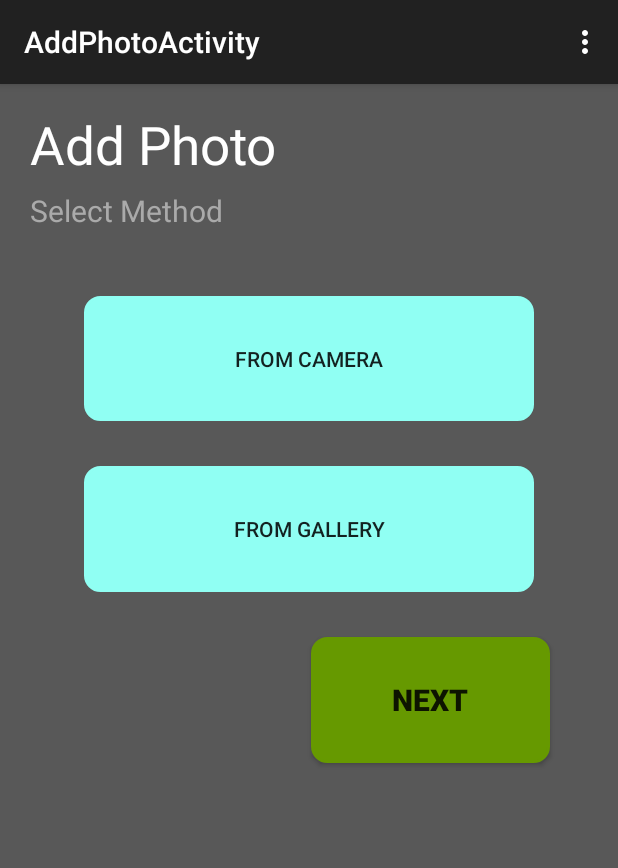
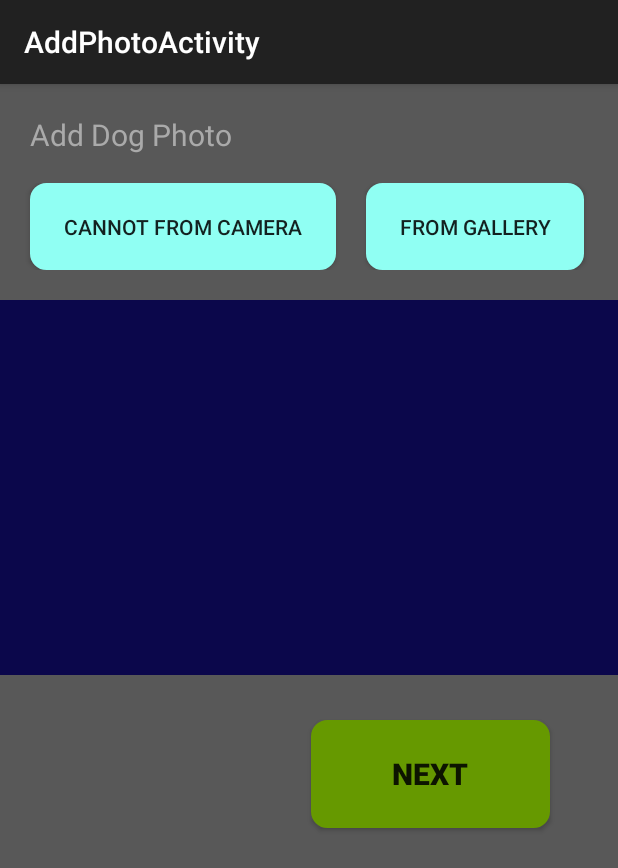
Before and after one commit to HasithaIroshanaDilshan/dogapp, an Android app: the AddPhoto screen opened directly, with no data from a screen before it, on a phone screen of 412 x 824 dp. Shown: the top 868 px of the screen. Run offline under Robolectric (Android 15) with nearby library versions, the light colour scheme and no system bars.

Commit message:
Camera Activity was Modified and good

```diff
--- a/DogApp/app/src/main/AndroidManifest.xml
+++ b/DogApp/app/src/main/AndroidManifest.xml
@@ -51,10 +51,6 @@
             android:name=".AddPhoto"
             android:label="@string/title_activity_add_photo" >
         </activity>
-        <activity
-            android:name=".PhotoIntentActivity"
-            android:label="@string/app_name">
-        </activity>
     </application>
 
 </manifest>
--- a/DogApp/app/src/main/java/lk/ac/pdn/ce/dogapp/AddPhoto.java
+++ b/DogApp/app/src/main/java/lk/ac/pdn/ce/dogapp/AddPhoto.java
@@ -1,51 +1,283 @@
 package lk.ac.pdn.ce.dogapp;
 
+import java.io.File;
+import java.io.IOException;
+import java.text.SimpleDateFormat;
+import java.util.Date;
+import java.util.List;
+
+import android.app.Activity;
+import android.content.Context;
 import android.content.Intent;
+import android.content.pm.PackageManager;
+import android.content.pm.ResolveInfo;
+import android.graphics.Bitmap;
+import android.graphics.BitmapFactory;
+import android.net.Uri;
+import android.os.Build;
+import android.os.Bundle;
+import android.os.Environment;
+import android.provider.MediaStore;
 import android.support.v7.app.ActionBarActivity;
-import android.os.Bundle;
-import android.view.Menu;
-import android.view.MenuItem;
+import android.util.Log;
 import android.view.View;
 import android.widget.Button;
+import android.widget.ImageView;
+import android.widget.VideoView;
 
 
 public class AddPhoto extends ActionBarActivity {
 
+    private static final int ACTION_TAKE_PHOTO_B = 1;
+
+    private static final String BITMAP_STORAGE_KEY = "viewbitmap";
+    private static final String IMAGEVIEW_VISIBILITY_STORAGE_KEY = "imageviewvisibility";
+    private ImageView mImageView;
+    private Bitmap mImageBitmap;
+
+    private String mCurrentPhotoPath;
+
+    private static final String JPEG_FILE_PREFIX = "IMG_";
+    private static final String JPEG_FILE_SUFFIX = ".jpg";
+
+    private AlbumStorageDirFactory mAlbumStorageDirFactory = null;
+
+
+    /* Photo album for this application */
+    private String getAlbumName() {
+        return getString(R.string.album_name);
+    }
+
+
+    private File getAlbumDir() {
+        File storageDir = null;
+
+        if (Environment.MEDIA_MOUNTED.equals(Environment.getExternalStorageState())) {
+
+            storageDir = mAlbumStorageDirFactory.getAlbumStorageDir(getAlbumName());
+
+            if (storageDir != null) {
+                if (! storageDir.mkdirs()) {
+                    if (! storageDir.exists()){
+                        Log.d("CameraSample", "failed to create directory");
+                        return null;
+                    }
+                }
+            }
+
+        } else {
+            Log.v(getString(R.string.app_name), "External storage is not mounted READ/WRITE.");
+        }
+
+        return storageDir;
+    }
+
+    private File createImageFile() throws IOException {
+        // Create an image file name
+        String timeStamp = new SimpleDateFormat("yyyyMMdd_HHmmss").format(new Date());
+        String imageFileName = JPEG_FILE_PREFIX + timeStamp + "_";
+        File albumF = getAlbumDir();
+        File imageF = File.createTempFile(imageFileName, JPEG_FILE_SUFFIX, albumF);
+        return imageF;
+    }
+
+    private File setUpPhotoFile() throws IOException {
+
+        File f = createImageFile();
+        mCurrentPhotoPath = f.getAbsolutePath();
+
+        return f;
+    }
+
+    private void setPic() {
+
+		/* There isn't enough memory to open up more than a couple camera photos */
+		/* So pre-scale the target bitmap into which the file is decoded */
+
+		/* Get the size of the ImageView */
+        int targetW = mImageView.getWidth();
+        int targetH = mImageView.getHeight();
+
+		/* Get the size of the image */
+        BitmapFactory.Options bmOptions = new BitmapFactory.Options();
+        bmOptions.inJustDecodeBounds = true;
+        BitmapFactory.decodeFile(mCurrentPhotoPath, bmOptions);
+        int photoW = bmOptions.outWidth;
+        int photoH = bmOptions.outHeight;
+
+		/* Figure out which way needs to be reduced less */
+        int scaleFactor = 1;
+        if ((targetW > 0) || (targetH > 0)) {
+            scaleFactor = Math.min(photoW/targetW, photoH/targetH);
+        }
+
+		/* Set bitmap options to scale the image decode target */
+        bmOptions.inJustDecodeBounds = false;
+        bmOptions.inSampleSize = scaleFactor;
+        bmOptions.inPurgeable = true;
+
+		/* Decode the JPEG file into a Bitmap */
+        Bitmap bitmap = BitmapFactory.decodeFile(mCurrentPhotoPath, bmOptions);
+
+		/* Associate the Bitmap to the ImageView */
+        mImageView.setImageBitmap(bitmap);
+        mImageView.setVisibility(View.VISIBLE);
+    }
+
+    private void galleryAddPic() {
+        Intent mediaScanIntent = new Intent("android.intent.action.MEDIA_SCANNER_SCAN_FILE");
+        File f = new File(mCurrentPhotoPath);
+        Uri contentUri = Uri.fromFile(f);
+        mediaScanIntent.setData(contentUri);
+        this.sendBroadcast(mediaScanIntent);
+    }
+
+    private void dispatchTakePictureIntent(int actionCode) {
+
+        Intent takePictureIntent = new Intent(MediaStore.ACTION_IMAGE_CAPTURE);
+
+        switch(actionCode) {
+            case ACTION_TAKE_PHOTO_B:
+                File f = null;
+
+                try {
+                    f = setUpPhotoFile();
+                    mCurrentPhotoPath = f.getAbsolutePath();
+                    takePictureIntent.putExtra(MediaStore.EXTRA_OUTPUT, Uri.fromFile(f));
+                } catch (IOException e) {
+                    e.printStackTrace();
+                    f = null;
+                    mCurrentPhotoPath = null;
+                }
+                break;
+
+            default:
+                break;
+        } // switch
+
+        startActivityForResult(takePictureIntent, actionCode);
+    }
+
+    private void handleSmallCameraPhoto(Intent intent) {
+        Bundle extras = intent.getExtras();
+        mImageBitmap = (Bitmap) extras.get("data");
+        mImageView.setImageBitmap(mImageBitmap);
+        mImageView.setVisibility(View.VISIBLE);
+    }
+
+    private void handleBigCameraPhoto() {
+
+        if (mCurrentPhotoPath != null) {
+            setPic();
+            galleryAddPic();
+            mCurrentPhotoPath = null;
+        }
+
+    }
+
+    private void handleCameraVideo(Intent intent) {
+        mImageBitmap = null;
+        mImageView.setVisibility(View.INVISIBLE);
+    }
+
+    Button.OnClickListener mTakePicOnClickListener =
+            new Button.OnClickListener() {
+                @Override
+                public void onClick(View v) {
+                    dispatchTakePictureIntent(ACTION_TAKE_PHOTO_B);
+                }
+            };
+
+
+    /** Called when the activity is first created. */
     @Override
-    protected void onCreate(Bundle savedInstanceState) {
+    public void onCreate(Bundle savedInstanceState) {
         super.onCreate(savedInstanceState);
         setContentView(R.layout.activity_add_photo);
 
-        Button camerabtn=(Button)findViewById(R.id.camerabtn);
-        camerabtn.setOnClickListener(new View.OnClickListener() {
-            @Override
-            public void onClick(View v) {
+        mImageView = (ImageView) findViewById(R.id.imageView1);
+        mImageBitmap = null;
 
-                Intent in = new Intent(getApplicationContext(), PhotoIntentActivity.class);
-                startActivity(in);
-            }
-        });
+        Button picBtn = (Button) findViewById(R.id.btnIntend);
+        setBtnListenerOrDisable(
+                picBtn,
+                mTakePicOnClickListener,
+                MediaStore.ACTION_IMAGE_CAPTURE
+        );
+
+
+        if (Build.VERSION.SDK_INT >= Build.VERSION_CODES.FROYO) {
+            mAlbumStorageDirFactory = new FroyoAlbumDirFactory();
+        } else {
+            mAlbumStorageDirFactory = new BaseAlbumDirFactory();
+        }
     }
 
     @Override
-    public boolean onCreateOptionsMenu(Menu menu) {
-        // Inflate the menu; this adds items to the action bar if it is present.
-        getMenuInflater().inflate(R.menu.menu_add_photo, menu);
-        return true;
+    protected void onActivityResult(int requestCode, int resultCode, Intent data) {
+        switch (requestCode) {
+            case ACTION_TAKE_PHOTO_B: {
+                if (resultCode == RESULT_OK) {
+                    handleBigCameraPhoto();
+                }
+                break;
+            } // ACTION_TAKE_PHOTO_B
+        } // switch
+    }
+
+    // Some lifecycle callbacks so that the image can survive orientation change
+    @Override
+    protected void onSaveInstanceState(Bundle outState) {
+        outState.putParcelable(BITMAP_STORAGE_KEY, mImageBitmap);
+        outState.putBoolean(IMAGEVIEW_VISIBILITY_STORAGE_KEY, (mImageBitmap != null) );
+        super.onSaveInstanceState(outState);
     }
 
     @Override
-    public boolean onOptionsItemSelected(MenuItem item) {
-        // Handle action bar item clicks here. The action bar will
-        // automatically handle clicks on the Home/Up button, so long
-        // as you specify a parent activity in AndroidManifest.xml.
-        int id = item.getItemId();
+    protected void onRestoreInstanceState(Bundle savedInstanceState) {
+        super.onRestoreInstanceState(savedInstanceState);
+        mImageBitmap = savedInstanceState.getParcelable(BITMAP_STORAGE_KEY);
+        mImageView.setImageBitmap(mImageBitmap);
+        mImageView.setVisibility(
+                savedInstanceState.getBoolean(IMAGEVIEW_VISIBILITY_STORAGE_KEY) ?
+                        ImageView.VISIBLE : ImageView.INVISIBLE
+        );
+    }
 
-        //noinspection SimplifiableIfStatement
-        if (id == R.id.action_settings) {
-            return true;
+    /**
+     * Indicates whether the specified action can be used as an intent. This
+     * method queries the package manager for installed packages that can
+     * respond to an intent with the specified action. If no suitable package is
+     * found, this method returns false.
+     * http://android-developers.blogspot.com/2009/01/can-i-use-this-intent.html
+     *
+     * @param context The application's environment.
+     * @param action The Intent action to check for availability.
+     *
+     * @return True if an Intent with the specified action can be sent and
+     *         responded to, false otherwise.
+     */
+    public static boolean isIntentAvailable(Context context, String action) {
+        final PackageManager packageManager = context.getPackageManager();
+        final Intent intent = new Intent(action);
+        List<ResolveInfo> list =
+                packageManager.queryIntentActivities(intent,
+                        PackageManager.MATCH_DEFAULT_ONLY);
+        return list.size() > 0;
+    }
+
+    private void setBtnListenerOrDisable(
+            Button btn,
+            Button.OnClickListener onClickListener,
+            String intentName
+    ) {
+        if (isIntentAvailable(this, intentName)) {
+            btn.setOnClickListener(onClickListener);
+        } else {
+            btn.setText(
+                    getText(R.string.cannot).toString() + " " + btn.getText());
+            btn.setClickable(false);
         }
+    }
 
-        return super.onOptionsItemSelected(item);
-    }
 }
--- a/DogApp/app/src/main/res/layout/activity_add_photo.xml
+++ b/DogApp/app/src/main/res/layout/activity_add_photo.xml
@@ -5,58 +5,55 @@
     android:weightSum="1"
     android:background="#d4383838">
 
-    <LinearLayout
-        android:orientation="horizontal"
-        android:layout_width="match_parent"
-        android:layout_height="wrap_content"
-        android:layout_weight="0.03"
-        android:weightSum="1"
-        android:layout_marginTop="10dp">
-
-        <TextView
-            android:layout_width="wrap_content"
-            android:layout_height="wrap_content"
-            android:textAppearance="?android:attr/textAppearanceLarge"
-            android:text="Add Photo"
-            android:id="@+id/textView6"
-            android:textSize="35sp"
-            android:layout_marginLeft="20dp"
-            android:layout_gravity="center"
-            android:layout_weight="0.13"
-            android:textColor="@android:color/white" />
-
-    </LinearLayout>
-
     <TextView
         android:layout_width="wrap_content"
         android:layout_height="wrap_content"
         android:textAppearance="?android:attr/textAppearanceMedium"
-        android:text="Select Method"
+        android:text="Add Dog Photo"
         android:id="@+id/textView7"
         android:layout_weight="0.03"
         android:layout_marginLeft="20dp"
         android:textSize="20dp"
-        android:textColor="@android:color/darker_gray" />
+        android:textColor="@android:color/darker_gray"
+        android:layout_marginTop="20dp" />
+
+
+    <LinearLayout
+        android:orientation="horizontal"
+        android:layout_width="match_parent"
+        android:layout_height="58dp"
+        android:weightSum="1"
+        android:layout_marginTop="10dp">
 
         <Button
-        android:layout_width="300dp"
-        android:layout_height="wrap_content"
             android:text="From Camera"
-        android:id="@+id/camerabtn"
+            android:id="@+id/btnIntend"
+            android:layout_width="wrap_content"
+            android:layout_height="match_parent"
             android:layout_gravity="center_horizontal"
-        android:layout_weight="0.08"
             android:background="@drawable/hover"
-        android:layout_marginTop="30dp" />
+            android:layout_weight="0.4"
+            android:layout_marginLeft="20dp"
+            android:layout_marginRight="10dp" />
 
         <Button
-        android:layout_width="300dp"
-        android:layout_height="wrap_content"
+            android:layout_width="wrap_content"
+            android:layout_height="match_parent"
             android:text="From Gallery"
             android:id="@+id/gallerbtn"
             android:layout_gravity="center_horizontal"
-        android:layout_weight="0.08"
+            android:layout_weight="0.4"
             android:background="@drawable/hover"
-        android:layout_marginTop="30dp" />
+            android:layout_marginLeft="10dp" />
+    </LinearLayout>
+
+    <ImageView
+        android:layout_height="250dp"
+        android:layout_width="match_parent"
+        android:visibility="visible"
+        android:id="@+id/imageView1"
+        android:background="#ff0b074b"
+        android:layout_marginTop="20dp" />
 
     <Button
         android:layout_width="159dp"
```
Also changed, not shown: DogApp/app/src/main/java/lk/ac/pdn/ce/dogapp/PhotoIntentActivity.java (deleted, +0 -353 lines), DogApp/app/src/main/res/layout/main.xml (deleted, +0 -35 lines). Lines whose indentation alone changed are shown as unchanged.
